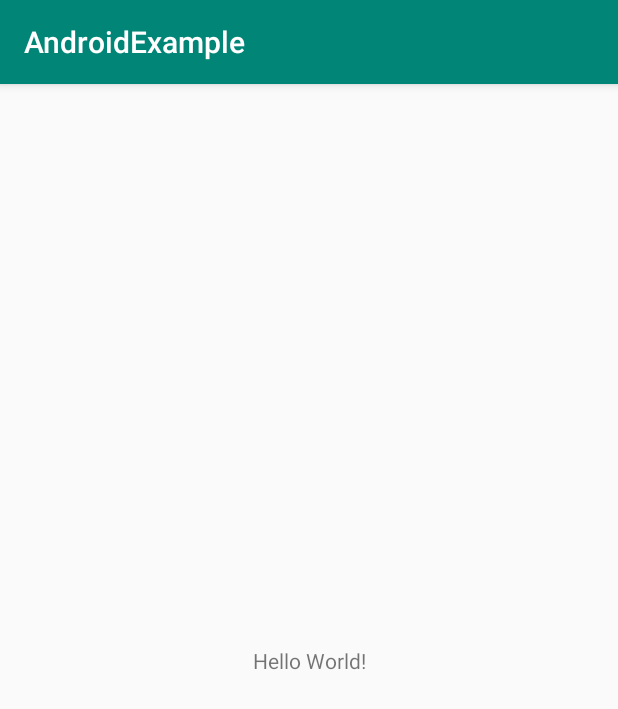
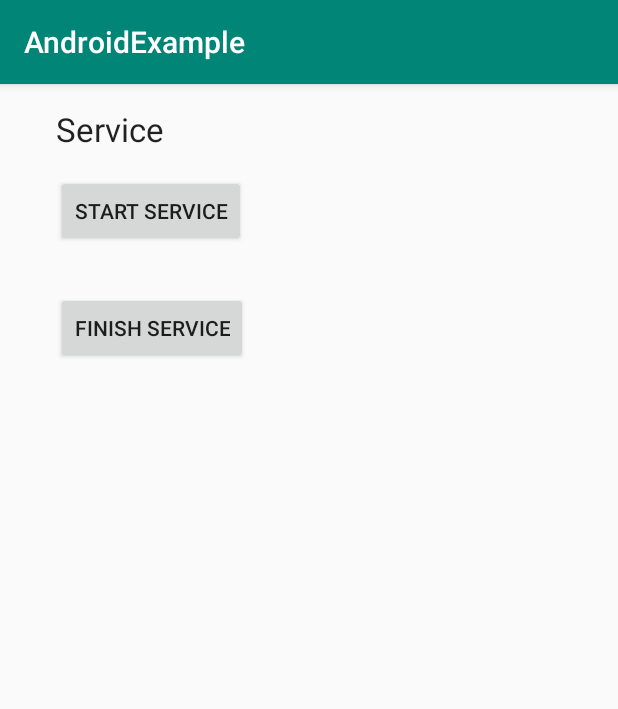
Before and after one commit to DICE777/AndroidExample, an Android app: the screen it shows after launch (MainActivity), on a phone screen of 412 x 824 dp. Shown: the top 709 px of the screen. Run offline under Robolectric (Android 15) with nearby library versions, the phone set to English and light mode, and no system bars.

Commit message:
Android Service Example (Media Player)

```diff
--- a/app/src/main/AndroidManifest.xml
+++ b/app/src/main/AndroidManifest.xml
@@ -16,6 +16,8 @@
                 <category android:name="android.intent.category.LAUNCHER" />
             </intent-filter>
         </activity>
+
+        <service android:name=".Service.MyService" />
     </application>
 
 </manifest>
--- a/app/src/main/java/com/example/androidexample/MainActivity.java
+++ b/app/src/main/java/com/example/androidexample/MainActivity.java
@@ -2,7 +2,13 @@ package com.example.androidexample;
 
 import androidx.appcompat.app.AppCompatActivity;
 
+import android.content.Intent;
 import android.os.Bundle;
+import android.util.Log;
+import android.view.View;
+import android.widget.Button;
+
+import com.example.androidexample.Service.MyService;
 
 public class MainActivity extends AppCompatActivity {
 
@@ -10,5 +16,42 @@ public class MainActivity extends AppCompatActivity {
     protected void onCreate(Bundle savedInstanceState) {
         super.onCreate(savedInstanceState);
         setContentView(R.layout.activity_main);
-    }
-}
+
+        /*
+        * Service : 안드로이드의 4대 컴포넌트 중 하나
+        * 화면 없이 동작함
+        * 보통 Activity 에서 호출되어 시작함
+        *
+        * 1. 사용할 Service (*.java)를 만든다
+        * 2. AndroidManifest.xml 에 Service 를 등록한다.
+        * 3. Service를 시작하도록 호출한다.
+        * */
+
+        Button button1 = findViewById(R.id.button1);
+        Button button2 = findViewById(R.id.button2);
+
+        button1.setOnClickListener(new View.OnClickListener() {
+            @Override
+            public void onClick(View v) {
+                // 서비스 시작하기
+                Log.d("test", "activity - service 시작 버튼 클릭");
+                Intent intent = new Intent(
+                        getApplicationContext(), // 현재 제어권자
+                        MyService.class); // 이동할 컴포넌트
+                startService(intent); // 서비스 시작
+            }
+        });
+
+        button2.setOnClickListener(new View.OnClickListener() {
+            @Override
+            public void onClick(View v) {
+                // 서비스 종료하기
+                Log.d("test", "activity - service 종료 버튼 클릭");
+                Intent intent = new Intent(
+                        getApplicationContext(),
+                        MyService.class);
+                stopService(intent);
+            }
+        });
+    } // end of onCreate
+} // end of class
--- a/app/src/main/res/layout/activity_main.xml
+++ b/app/src/main/res/layout/activity_main.xml
@@ -1,18 +1,38 @@
 <?xml version="1.0" encoding="utf-8"?>
-<androidx.constraintlayout.widget.ConstraintLayout xmlns:android="http://schemas.android.com/apk/res/android"
+<RelativeLayout xmlns:android="http://schemas.android.com/apk/res/android"
     xmlns:app="http://schemas.android.com/apk/res-auto"
-    xmlns:tools="http://schemas.android.com/tools"
     android:layout_width="match_parent"
     android:layout_height="match_parent"
-    tools:context=".MainActivity">
+    android:paddingBottom="15dp"
+    android:paddingLeft="15dp"
+    android:paddingRight="15dp"
+    android:paddingTop="15dp">
 
     <TextView
+        android:id="@+id/textView1"
         android:layout_width="wrap_content"
         android:layout_height="wrap_content"
-        android:text="Hello World!"
-        app:layout_constraintBottom_toBottomOf="parent"
-        app:layout_constraintLeft_toLeftOf="parent"
-        app:layout_constraintRight_toRightOf="parent"
-        app:layout_constraintTop_toTopOf="parent" />
+        android:text="Service"
+        android:layout_alignParentLeft="true"
+        android:layout_alignParentTop="true"
+        android:layout_marginLeft="22dp"
+        android:textAppearance="?android:attr/textAppearanceLarge"/>
 
-</androidx.constraintlayout.widget.ConstraintLayout>
+    <Button
+        android:id="@+id/button1"
+        android:layout_width="wrap_content"
+        android:layout_height="wrap_content"
+        android:layout_alignLeft="@+id/button2"
+        android:layout_below="@+id/textView1"
+        android:layout_marginTop="16dp"
+        android:text="Start Service"/>
+
+    <Button
+        android:id="@+id/button2"
+        android:layout_width="wrap_content"
+        android:layout_height="wrap_content"
+        android:layout_alignLeft="@+id/textView1"
+        android:layout_below="@+id/button1"
+        android:layout_marginTop="30dp"
+        android:text="Finish Service"/>
+</RelativeLayout>
```
Also changed, not shown: app/src/main/java/com/example/androidexample/Service/MyService.java (added, +48 -0 lines), 1 other file.
